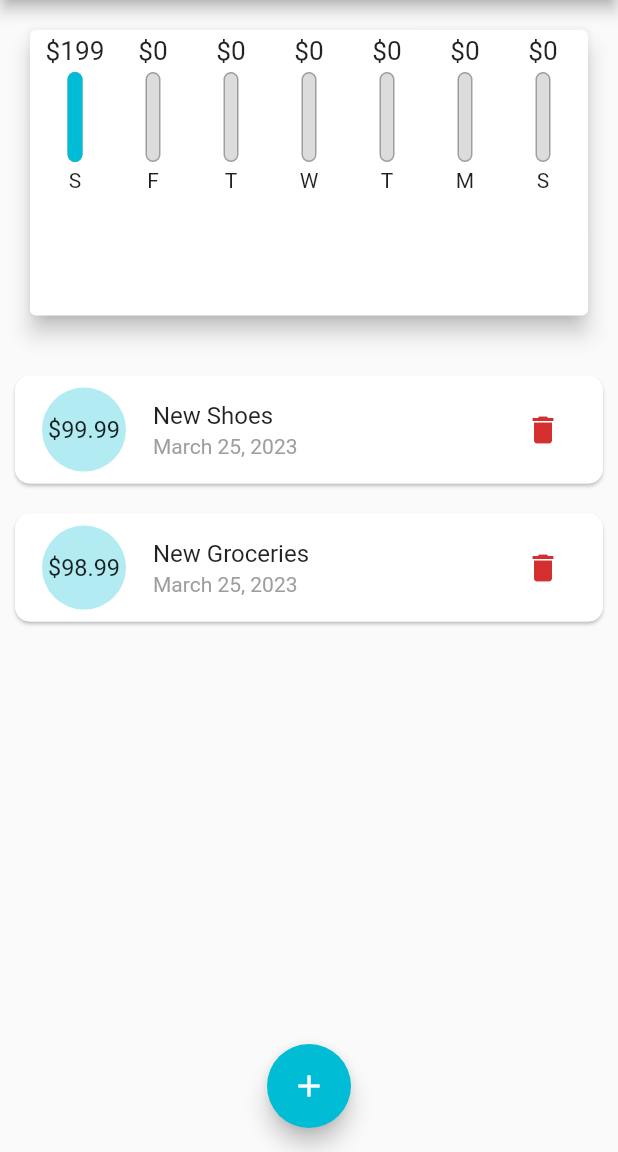
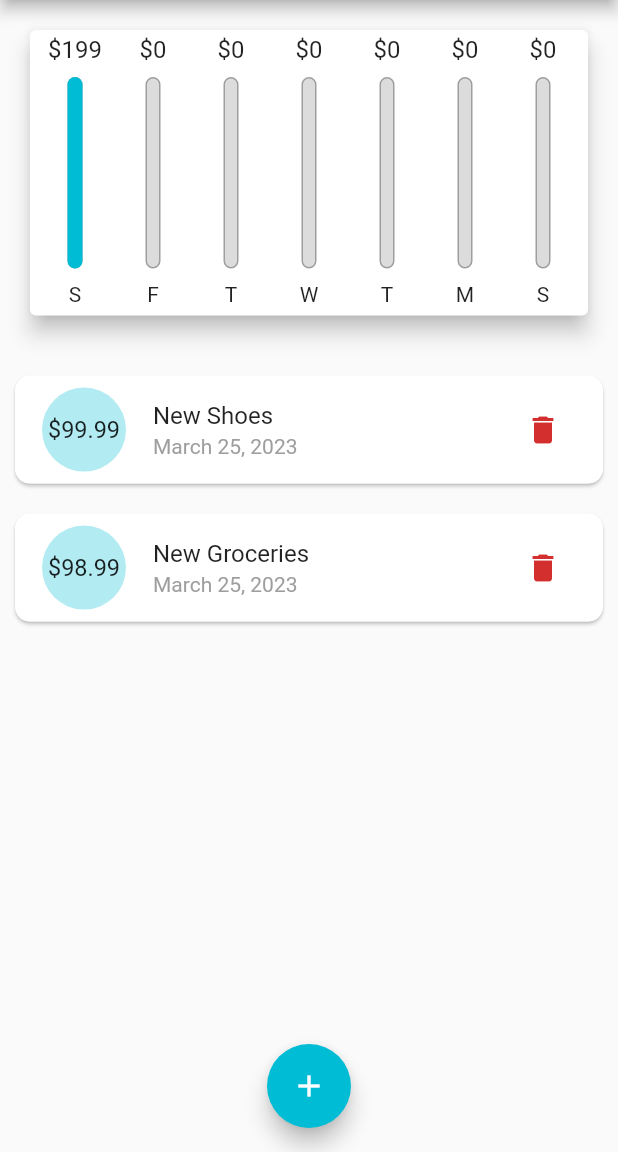
Before and after one commit to pranayjoshi/personal_expanses, a Flutter app: the screen it shows after launch, on a phone screen of 412 x 824 dp, the part 84-1236 px from its top. Run offline on Flutter 3.47's test engine with Material 2 defaults, Android fonts, the phone set to English and light mode, and no system bars.

Commit message:
Smart resizing added

```diff
--- a/lib/main.dart
+++ b/lib/main.dart
@@ -2,6 +2,7 @@
 
 import 'package:flutter/gestures.dart';
 import 'package:flutter/material.dart';
+import 'package:flutter/services.dart';
 import 'package:personal_expenses/widgets/chart.dart';
 import 'package:personal_expenses/widgets/new_transaction.dart';
 import 'package:personal_expenses/widgets/transaction_list.dart';
@@ -10,6 +11,8 @@ import 'widgets/transaction_list.dart';
 import 'models/transaction.dart';
 
 void main() {
+  // WidgetsFlutterBinding.ensureInitialized();
+  // SystemChrome.setPreferredOrientations([DeviceOrientation.portraitUp, DeviceOrientation.portraitDown]);
   runApp(const MyApp());
 }
 
@@ -51,6 +54,8 @@ class _MyHomePageState extends State<MyHomePage> {
     }).toList();
   }
 
+  bool _ShowChart = false;
+
   void _startAddNewTransaction(BuildContext ctx){
     showModalBottomSheet(context: ctx, builder: (bCtx){return GestureDetector(onTap: () {}, child: NewTransaction(_addUserTransaction), behavior: HitTestBehavior.opaque,);});
   }
@@ -75,12 +80,18 @@ class _MyHomePageState extends State<MyHomePage> {
 
   @override
   Widget build(BuildContext context) {
+
+    final _isLandscape = MediaQuery.of(context).orientation == Orientation.landscape;
+
     final appBar = AppBar(
         title: Text("Personal Expenses"),
         actions: <Widget>[
           IconButton(icon: Icon(Icons.add, color: Colors.white), onPressed: (){_startAddNewTransaction(context);})
         ],
       );
+    final txList = Container(
+                height: (MediaQuery.of(context).size.height - appBar.preferredSize.height - MediaQuery.of(context).padding.top) * 0.7,
+                child: TransactionList(_userTransactions, _deleteUserTransaction));
     return Scaffold(
       appBar: appBar,
       body: SingleChildScrollView(
@@ -88,13 +99,26 @@ class _MyHomePageState extends State<MyHomePage> {
           children: [
             Column(crossAxisAlignment: CrossAxisAlignment.start, children: <
                 Widget>[
-              Container(
+
+            if (_isLandscape) Row(mainAxisAlignment: MainAxisAlignment.center, children: [
+                Text("Show Chart"),
+                Switch(value: _ShowChart, onChanged: (val) {
+                  setState(() {
+                    _ShowChart = val;
+                  });
+                })
+              ],),
+
+              if (!_isLandscape)
+                Container(
                 height: (MediaQuery.of(context).size.height - appBar.preferredSize.height - MediaQuery.of(context).padding.top) * 0.3,
                 child: Chart(_recentTransactions)),
-              Container(
+              if (!_isLandscape) txList
+              else _ShowChart ? Container(
                 height: (MediaQuery.of(context).size.height - appBar.preferredSize.height - MediaQuery.of(context).padding.top) * 0.7,
-                child: TransactionList(_userTransactions, _deleteUserTransaction))
+                child: Chart(_recentTransactions)) : txList,
             ]),
+
           ],
         ),
       ),
--- a/lib/widgets/chart_bar.dart
+++ b/lib/widgets/chart_bar.dart
@@ -13,16 +13,17 @@ class ChartBar extends StatelessWidget {
 
   @override
   Widget build(BuildContext context) {
-    return Column(children: <Widget>[
+    return LayoutBuilder(builder: (ctx, constraints){
+      return Column(children: <Widget>[
       Container(
-        height: 20,
+        height: constraints.maxHeight *0.1,
         child: FittedBox(
           child: Text("\$${spendingAmount.toStringAsFixed(0)}"
         )),
       ),
-      SizedBox(height: 4,),
+      SizedBox(height: constraints.maxHeight*0.05,),
       Container(
-        height: 60,
+        height: constraints.maxHeight*0.7,
         width: 10,
         child: Stack(
           children: <Widget>[
@@ -44,8 +45,9 @@ class ChartBar extends StatelessWidget {
         ),
 
       ),
-      const SizedBox(height:4),
-      Text(label)
+      SizedBox(height: constraints.maxHeight*0.05),
+      Container(height: constraints.maxHeight*0.1, child: Text(label))
     ],);
+    });
   }
 }
--- a/lib/widgets/new_transaction.dart
+++ b/lib/widgets/new_transaction.dart
@@ -48,10 +48,11 @@ class _NewTransactionState extends State<NewTransaction> {
 
   @override
   Widget build(BuildContext context) {
-    return Card(
+    return SingleChildScrollView(
+      child: Card(
             elevation: 5,
             child: Container(
-            padding: const EdgeInsets.all(10),
+              padding: EdgeInsets.only(top:10, left: 10, right: 10, bottom: MediaQuery.of(context).viewInsets.bottom + 10),
               child: Column(children: <Widget>[
                 TextField(
                   decoration: InputDecoration(labelText: "Title"),
@@ -82,6 +83,7 @@ class _NewTransactionState extends State<NewTransaction> {
                 ElevatedButton(onPressed: () => submitData(), child: const Text("Add Transaction", style: TextStyle(color:Colors.white, backgroundColor: Colors.cyan))),
               ]),
             ),
+          ),
     );
 
   }
```
Lines whose indentation alone changed are shown as unchanged.
